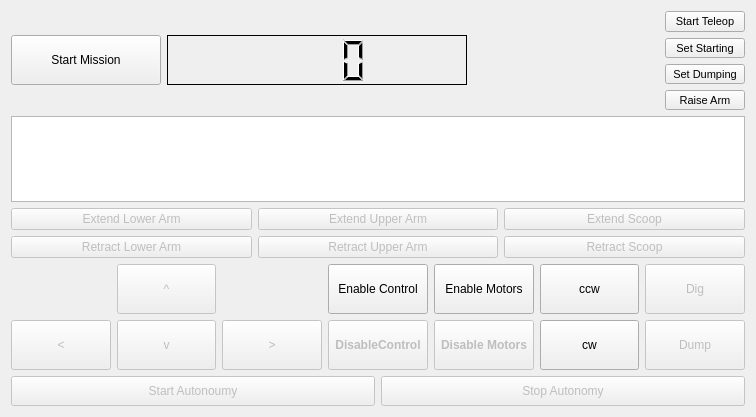
Qt form src/tfr_mission_control/src/tfr_mission_control/mission_control.ui (mendomic/NasaRmc2019) before a commit.
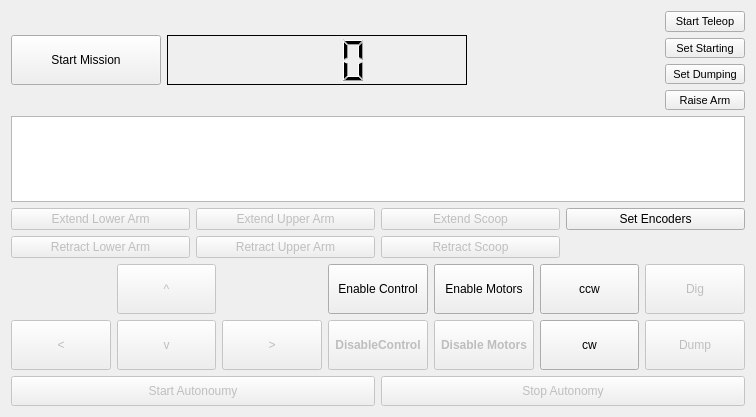
The same form after that commit.

Commit message: Add ui encoder reset

```diff
--- a/src/tfr_mission_control/src/tfr_mission_control/mission_control.ui
+++ b/src/tfr_mission_control/src/tfr_mission_control/mission_control.ui
@@ -302,6 +302,19 @@
        </property>
       </widget>
      </item>
+     <item row="0" column="3">
+      <widget class="QPushButton" name="set_encoders">
+       <property name="sizePolicy">
+        <sizepolicy hsizetype="Minimum" vsizetype="Minimum">
+         <horstretch>0</horstretch>
+         <verstretch>0</verstretch>
+        </sizepolicy>
+       </property>
+       <property name="text">
+        <string>Set Encoders</string>
+       </property>
+      </widget>
+     </item>
     </layout>
    </item>
    <item>
```
The commit also changes 2 other files.
